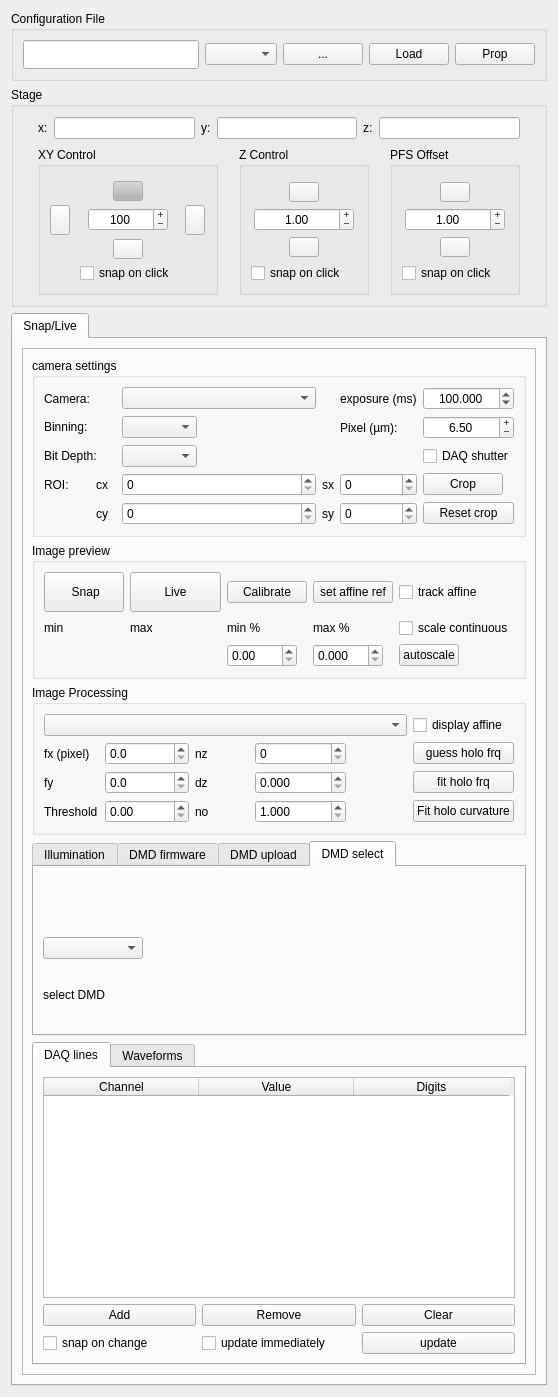
Old version of the form micromanager_gui/_ui/micromanager_gui.ui in the repository QI2lab/napari-micromanager.
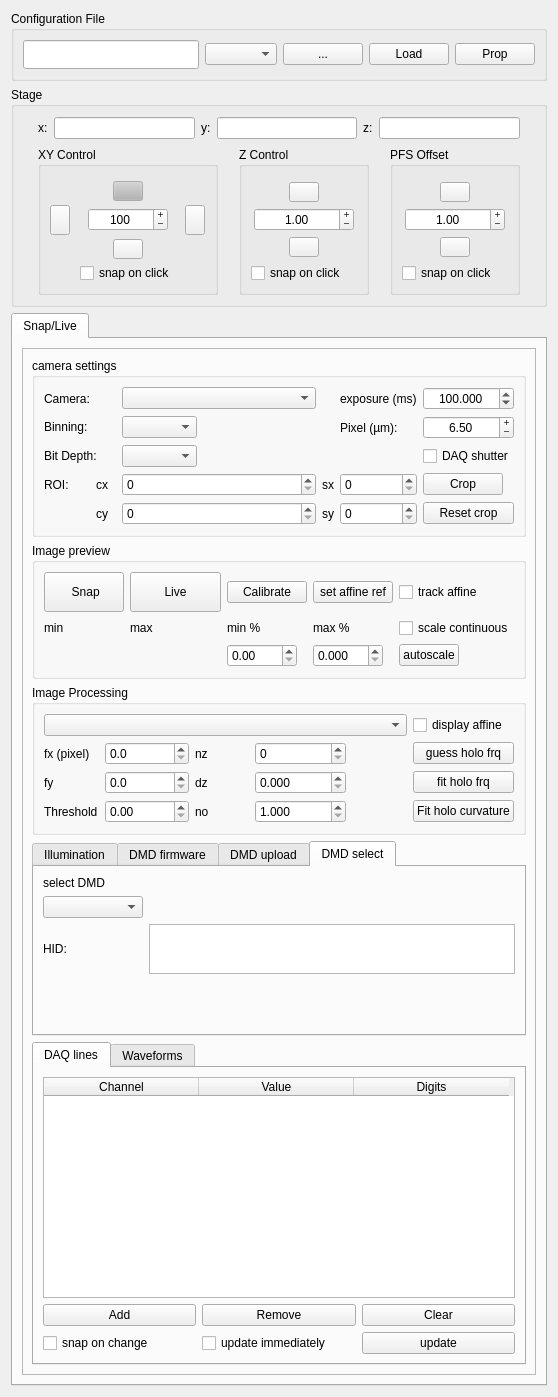
New version of the form. The open tabs and pages were chosen to show the change.

Commit message: display DMD HID address so can easily copy this to configuration files

What changed in the file:
```diff
--- a/micromanager_gui/_ui/micromanager_gui.ui
+++ b/micromanager_gui/_ui/micromanager_gui.ui
@@ -1684,6 +1684,23 @@
               <string>DMD select</string>
              </attribute>
              <layout class="QGridLayout" name="gridLayout_11">
+              <item row="0" column="0">
+               <widget class="QLabel" name="label_31">
+                <property name="text">
+                 <string>select DMD</string>
+                </property>
+               </widget>
+              </item>
+              <item row="1" column="0">
+               <widget class="QComboBox" name="select_dmd_comboBox">
+                <property name="minimumSize">
+                 <size>
+                  <width>100</width>
+                  <height>0</height>
+                 </size>
+                </property>
+               </widget>
+              </item>
               <item row="1" column="1">
                <spacer name="horizontalSpacer">
                 <property name="orientation">
@@ -1697,7 +1714,14 @@
                 </property>
                </spacer>
               </item>
-              <item row="2" column="1">
+              <item row="2" column="0">
+               <widget class="QLabel" name="label_12">
+                <property name="text">
+                 <string>HID:</string>
+                </property>
+               </widget>
+              </item>
+              <item row="4" column="1">
                <spacer name="verticalSpacer">
                 <property name="orientation">
                  <enum>Qt::Vertical</enum>
@@ -1710,36 +1734,16 @@
                 </property>
                </spacer>
               </item>
-              <item row="1" column="0">
-               <widget class="QComboBox" name="select_dmd_comboBox">
-                <property name="minimumSize">
+              <item row="2" column="1">
+               <widget class="QTextBrowser" name="dmd_id_textBrowser">
+                <property name="maximumSize">
                  <size>
-                  <width>100</width>
-                  <height>0</height>
+                  <width>16777215</width>
+                  <height>50</height>
                  </size>
                 </property>
                </widget>
               </item>
-              <item row="0" column="1">
-               <spacer name="verticalSpacer_2">
-                <property name="orientation">
-                 <enum>Qt::Vertical</enum>
-                </property>
-                <property name="sizeHint" stdset="0">
-                 <size>
-                  <width>20</width>
-                  <height>40</height>
-                 </size>
-                </property>
-               </spacer>
-              </item>
-              <item row="2" column="0">
-               <widget class="QLabel" name="label_31">
-                <property name="text">
-                 <string>select DMD</string>
-                </property>
-               </widget>
-              </item>
              </layout>
             </widget>
            </widget>
```
Left out of the diff: 78 changed lines with no effect on the pictures. The commit also changes 1 other file.
